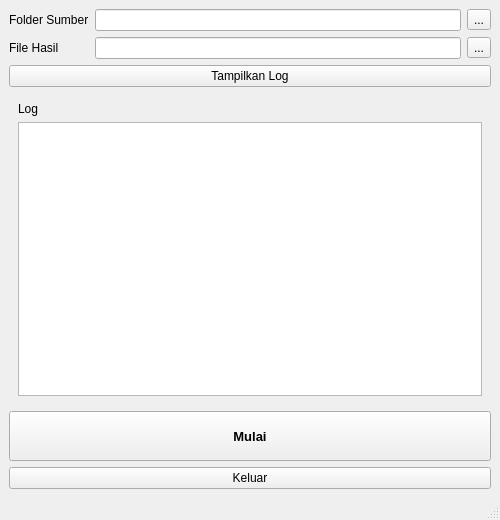
Qt form dokumentasi.ui (sembrex/autodoc) before a commit.
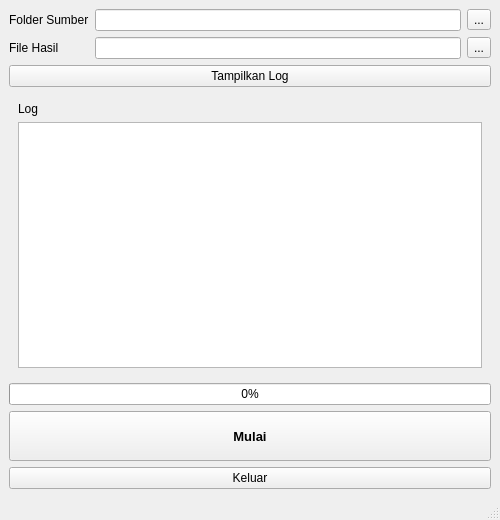
The same form after that commit. Icons and pictures are not drawn.

Commit message: open file, progress bar

Diff of the .ui file:
```diff
--- a/dokumentasi.ui
+++ b/dokumentasi.ui
@@ -93,6 +93,13 @@
       </layout>
      </widget>
     </item>
+    <item>
+     <widget class="QProgressBar" name="progressBar">
+      <property name="value">
+       <number>0</number>
+      </property>
+     </widget>
+    </item>
     <item>
      <widget class="QPushButton" name="btnStart">
       <property name="minimumSize">
```
Left out of the diff: 2 changed lines with no effect on the pictures. The commit also changes 8 other files.
